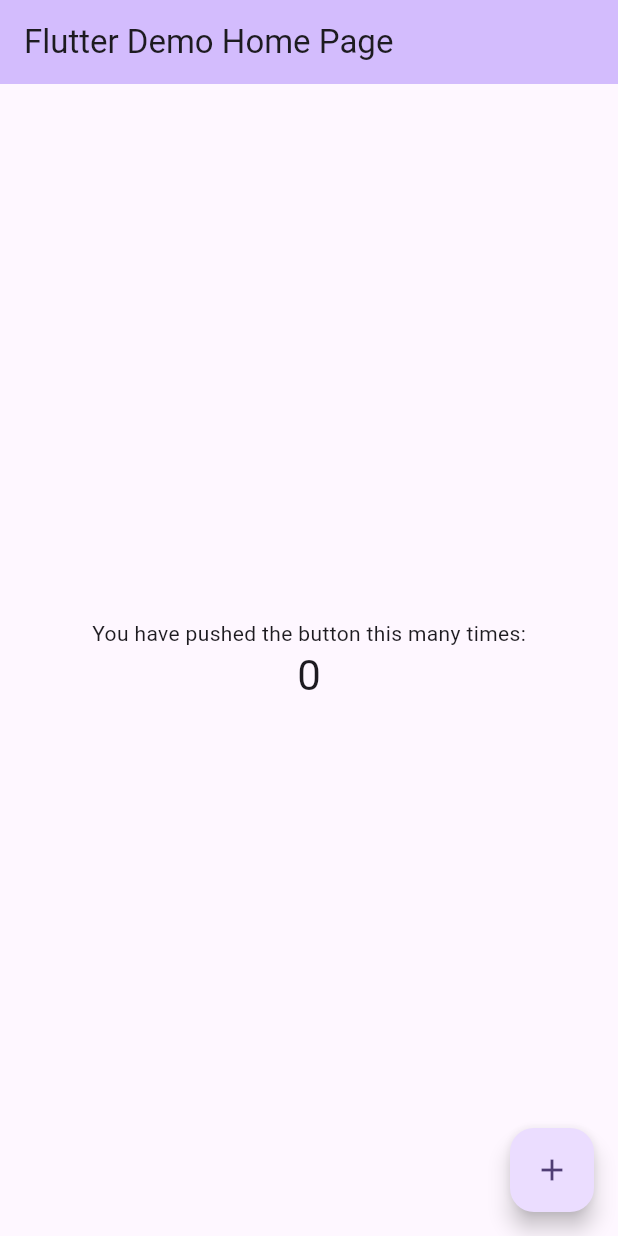
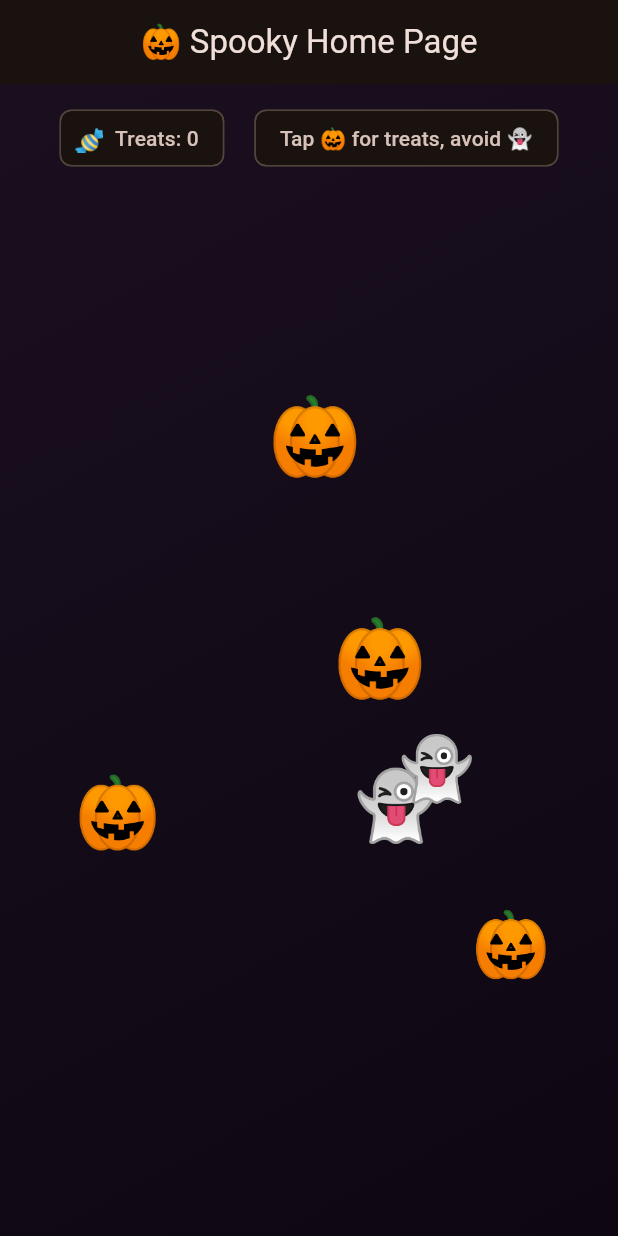
Before and after one commit to chrisnguyen18/halloween_storybook, a Flutter app: the screen it shows after launch, on a phone screen of 412 x 824 dp. Run offline on Flutter 3.47's test engine with Material 3 defaults, Android fonts, the light colour scheme and no system bars.

Commit message:
Implemented a halloween themed homepage with emojis that float around the screen

```diff
--- a/lib/main.dart
+++ b/lib/main.dart
@@ -1,52 +1,30 @@
+import 'dart:math';
 import 'package:flutter/material.dart';
 
-void main() {
-  runApp(const MyApp());
-}
+void main() => runApp(const MyApp());
 
 class MyApp extends StatelessWidget {
   const MyApp({super.key});
-
-  // This widget is the root of your application.
   @override
   Widget build(BuildContext context) {
     return MaterialApp(
-      title: 'Flutter Demo',
+      title: 'Spooky Demo',
+      debugShowCheckedModeBanner: false,
       theme: ThemeData(
-        // This is the theme of your application.
-        //
-        // TRY THIS: Try running your application with "flutter run". You'll see
-        // the application has a purple toolbar. Then, without quitting the app,
-        // try changing the seedColor in the colorScheme below to Colors.green
-        // and then invoke "hot reload" (save your changes or press the "hot
-        // reload" button in a Flutter-supported IDE, or press "r" if you used
-        // the command line to start the app).
-        //
-        // Notice that the counter didn't reset back to zero; the application
-        // state is not lost during the reload. To reset the state, use hot
-        // restart instead.
-        //
-        // This works for code too, not just values: Most code changes can be
-        // tested with just a hot reload.
-        colorScheme: ColorScheme.fromSeed(seedColor: Colors.deepPurple),
+        brightness: Brightness.dark,
+        colorScheme: ColorScheme.fromSeed(
+          seedColor: const Color(0xFFFF6A00),
+          brightness: Brightness.dark,
+        ),
+        useMaterial3: true,
       ),
-      home: const MyHomePage(title: 'Flutter Demo Home Page'),
+      home: const MyHomePage(title: '🎃 Spooky Home Page'),
     );
   }
 }
 
 class MyHomePage extends StatefulWidget {
   const MyHomePage({super.key, required this.title});
-
-  // This widget is the home page of your application. It is stateful, meaning
-  // that it has a State object (defined below) that contains fields that affect
-  // how it looks.
-
-  // This class is the configuration for the state. It holds the values (in this
-  // case the title) provided by the parent (in this case the App widget) and
-  // used by the build method of the State. Fields in a Widget subclass are
-  // always marked "final".
-
   final String title;
 
   @override
@@ -54,69 +32,120 @@
 }
 
 class _MyHomePageState extends State<MyHomePage> {
-  int _counter = 0;
+  int _treats = 0;
 
-  void _incrementCounter() {
-    setState(() {
-      // This call to setState tells the Flutter framework that something has
-      // changed in this State, which causes it to rerun the build method below
-      // so that the display can reflect the updated values. If we changed
-      // _counter without calling setState(), then the build method would not be
-      // called again, and so nothing would appear to happen.
-      _counter++;
-    });
+  @override
+  Widget build(BuildContext context) {
+    return Scaffold(
+      appBar: AppBar(title: Text(widget.title), centerTitle: true),
+      body: Container(
+        decoration: const BoxDecoration(
+          gradient: LinearGradient(
+            colors: [Color(0xFF1A0F1F), Color(0xFF0E0712)],
+            begin: Alignment.topLeft,
+            end: Alignment.bottomRight,
+          ),
+        ),
+        child: Column(
+          children: [
+            const SizedBox(height: 12),
+            Row(
+              mainAxisAlignment: MainAxisAlignment.center,
+              children: [
+                Chip(
+                  avatar: const Text('🍬', style: TextStyle(fontSize: 18)),
+                  label: Text('Treats: $_treats'),
+                ),
+                const SizedBox(width: 20),
+                const Chip(
+                  label: Text('Tap 🎃 for treats, avoid 👻'),
+                ),
+              ],
+            ),
+            const SizedBox(height: 8),
+            Expanded(
+              child: Stack(
+                children: [
+                  // Floating emojis
+                  Positioned.fill(
+                    child: FloatyEmoji(
+                      '🎃',
+                      size: 50,
+                      durationMs: 3000,
+                      onTap: () => setState(() => _treats += 1),
+                    ),
+                  ),
+                  Positioned.fill(
+                    child: FloatyEmoji('🎃', size: 50, durationMs: 3300, onTap: () => setState(() => _treats += 1)),
+                  ),
+                  Positioned.fill(
+                    child: FloatyEmoji('🎃', size: 46, durationMs: 3400, onTap: () => setState(() => _treats += 1)),
+                  ),
+                  Positioned.fill(
+                    child: FloatyEmoji('🎃', size: 42, durationMs: 3200, onTap: () => setState(() => _treats += 1)),
+                  ),
+
+                  Positioned.fill(child: FloatyEmoji('👻', size: 46, durationMs: 3100)),
+                  Positioned.fill(child: FloatyEmoji('👻', size: 42, durationMs: 3000)),
+                ],
+              ),
+            ),
+            const SizedBox(height: 10),
+          ],
+        ),
+      ),
+    );
+  }
+}
+
+/// Picks a random Alignment target; when the animation ends, it picks another.
+class FloatyEmoji extends StatefulWidget {
+  final String emoji;
+  final double size;
+  final int durationMs;
+  final VoidCallback? onTap;
+
+  const FloatyEmoji(
+    this.emoji, {
+    super.key,
+    this.size = 40,
+    this.durationMs = 1800,
+    this.onTap,
+  });
+
+  @override
+  State<FloatyEmoji> createState() => _FloatyEmojiState();
+}
+
+class _FloatyEmojiState extends State<FloatyEmoji> {
+  static final _rand = Random();
+  Alignment _target = _randAlign();
+
+  static Alignment _randAlign() {
+    double r() => (_rand.nextDouble() * 1.8) - 0.9;
+    return Alignment(r(), r());
+  }
+
+  @override
+  void initState() {
+    super.initState();
+    // Start somewhere random, then immediately move to a new target:
+    _target = _randAlign();
+    // Picks a new target on first frame for variety.
+    WidgetsBinding.instance.addPostFrameCallback((_) => setState(() => _target = _randAlign()));
   }
 
   @override
   Widget build(BuildContext context) {
-    // This method is rerun every time setState is called, for instance as done
-    // by the _incrementCounter method above.
-    //
-    // The Flutter framework has been optimized to make rerunning build methods
-    // fast, so that you can just rebuild anything that needs updating rather
-    // than having to individually change instances of widgets.
-    return Scaffold(
-      appBar: AppBar(
-        // TRY THIS: Try changing the color here to a specific color (to
-        // Colors.amber, perhaps?) and trigger a hot reload to see the AppBar
-        // change color while the other colors stay the same.
-        backgroundColor: Theme.of(context).colorScheme.inversePrimary,
-        // Here we take the value from the MyHomePage object that was created by
-        // the App.build method, and use it to set our appbar title.
-        title: Text(widget.title),
+    return AnimatedContainer(
+      alignment: _target,
+      duration: Duration(milliseconds: widget.durationMs),
+      curve: Curves.easeInOut,
+      onEnd: () => setState(() => _target = _randAlign()),
+      child: GestureDetector(
+        onTap: widget.onTap,
+        child: Text(widget.emoji, style: TextStyle(fontSize: widget.size)),
       ),
-      body: Center(
-        // Center is a layout widget. It takes a single child and positions it
-        // in the middle of the parent.
-        child: Column(
-          // Column is also a layout widget. It takes a list of children and
-          // arranges them vertically. By default, it sizes itself to fit its
-          // children horizontally, and tries to be as tall as its parent.
-          //
-          // Column has various properties to control how it sizes itself and
-          // how it positions its children. Here we use mainAxisAlignment to
-          // center the children vertically; the main axis here is the vertical
-          // axis because Columns are vertical (the cross axis would be
-          // horizontal).
-          //
-          // TRY THIS: Invoke "debug painting" (choose the "Toggle Debug Paint"
-          // action in the IDE, or press "p" in the console), to see the
-          // wireframe for each widget.
-          mainAxisAlignment: MainAxisAlignment.center,
-          children: <Widget>[
-            const Text('You have pushed the button this many times:'),
-            Text(
-              '$_counter',
-              style: Theme.of(context).textTheme.headlineMedium,
-            ),
-          ],
-        ),
-      ),
-      floatingActionButton: FloatingActionButton(
-        onPressed: _incrementCounter,
-        tooltip: 'Increment',
-        child: const Icon(Icons.add),
-      ), // This trailing comma makes auto-formatting nicer for build methods.
     );
   }
 }
```
